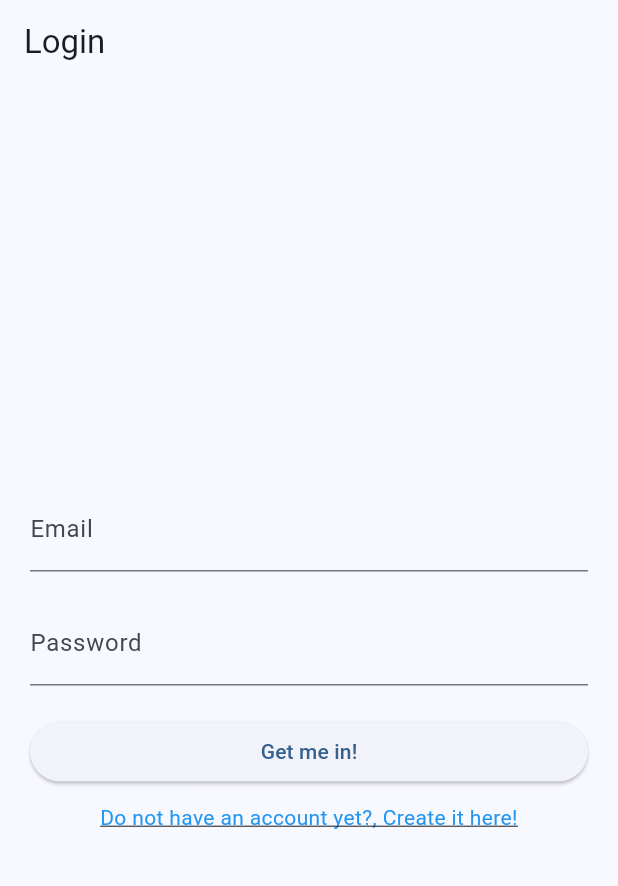
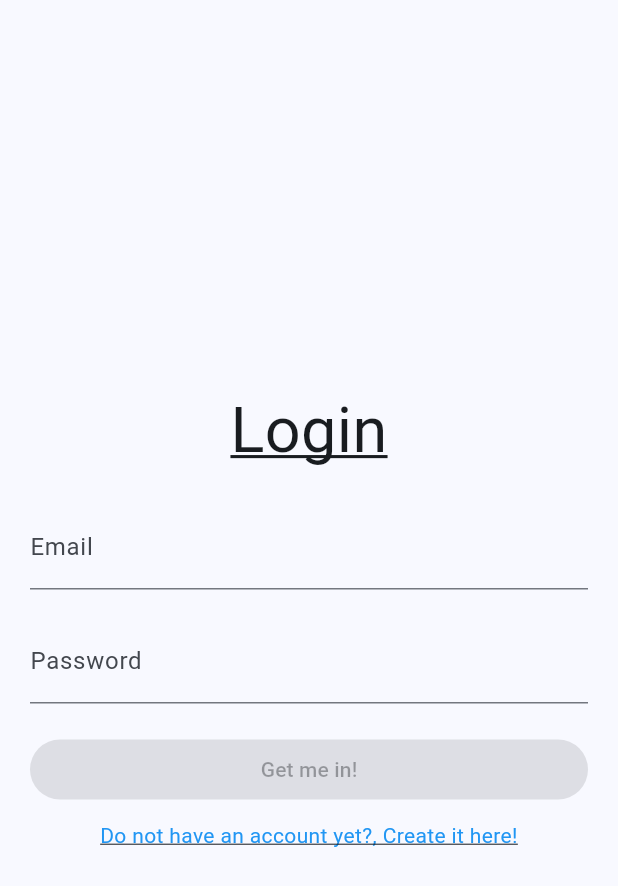
Before and after one commit to EmilioMartel/Stunet, a Flutter app: the screen it shows after launch, after a tap on "Do not have an account yet?, Create it h", after a tap on "Go back", on a phone screen of 412 x 824 dp. Shown: the top 886 px of the screen. Run offline on Flutter 3.47's test engine with Material 3 defaults, Android fonts, the phone set to English and light mode, and no system bars; our stand-ins replace flutter_dotenv, flutter_riverpod, go_router.

Commit message:
login and signin validate and show erros to user finished

```diff
--- a/lib/presentation/screens/auth/login_screen.dart
+++ b/lib/presentation/screens/auth/login_screen.dart
@@ -1,21 +1,56 @@
+
+// ignore_for_file: library_private_types_in_public_api
+
 import 'package:flutter/material.dart';
 import 'package:go_router/go_router.dart';
 
-class LoginScreen extends StatelessWidget {
+const TextStyle loginTextStyle = TextStyle(
+  fontSize: 42, // Tamaño del texto
+  fontWeight: FontWeight.w400, // Negrita
+  decorationStyle: TextDecorationStyle.solid,
+  decoration: TextDecoration.underline
+);
+
+class LoginScreen extends StatefulWidget {
   static const String name = 'login-screen';
-
 
   const LoginScreen({Key? key}) : super(key: key);
 
   @override
+  _LoginScreenState createState() => _LoginScreenState();
+}
+
+class _LoginScreenState extends State<LoginScreen> {
+  final TextEditingController emailController = TextEditingController();
+  final TextEditingController passwordController = TextEditingController();
+  bool emailError = false;
+  bool passwordError = false;
+  bool canLogin = false; // Variable para habilitar/deshabilitar el botón de inicio de sesión
+
+  void validateEmail(String value) {
+    setState(() {
+      emailError = !value.contains("@alu.ulpgc.es");
+      checkCanLogin(); // Verificar si se puede iniciar sesión
+    });
+  }
+
+  void validatePassword(String value) {
+    setState(() {
+      passwordError = value.length < 6;
+      checkCanLogin(); // Verificar si se puede iniciar sesión
+    });
+  }
+
+  // Función para verificar si se puede iniciar sesión
+  void checkCanLogin() {
+    setState(() {
+      canLogin = !emailError && !passwordError && passwordController.text.length >= 6 ;
+    });
+  }
+
+  @override
   Widget build(BuildContext context) {
-    TextEditingController emailController = TextEditingController();
-    TextEditingController passwordController = TextEditingController();
-
     return Scaffold(
-      appBar: AppBar(
-        title: const Text('Login'),
-      ),
       body: Padding(
         padding: const EdgeInsets.all(20.0),
         child: Center(
@@ -23,47 +58,52 @@ class LoginScreen extends StatelessWidget {
             mainAxisAlignment: MainAxisAlignment.center,
             crossAxisAlignment: CrossAxisAlignment.stretch,
             children: [
+              const Text(
+                'Login',
+                style: loginTextStyle,
+                textAlign: TextAlign.center,
+              ),
+              const SizedBox(height: 20),
               TextField(
                 controller: emailController,
-                decoration: const InputDecoration(labelText: 'Email'),
+                decoration: InputDecoration(
+                  labelText: 'Email',
+                  errorText: emailError ? 'Email must be @alu.ulpgc.es' : null,
+                  errorBorder: const OutlineInputBorder(
+                    borderSide: BorderSide(color: Colors.red),
+                  ),
+                ),
+                onChanged: validateEmail,
+                onEditingComplete: () => validateEmail(emailController.text),
               ),
               const SizedBox(height: 20),
               TextField(
                 controller: passwordController,
                 obscureText: true,
-                decoration: const InputDecoration(labelText: 'Password'),
+                decoration: InputDecoration(
+                  labelText: 'Password',
+                  errorText: passwordError ? 'Length of password must be >= 6' : null,
+                  errorBorder: const OutlineInputBorder(
+                    borderSide: BorderSide(color: Colors.red),
+                  ),
+                ),
+                onChanged: validatePassword,
+                onEditingComplete: () => validatePassword(passwordController.text),
               ),
               const SizedBox(height: 20),
               ElevatedButton(
-                onPressed: () {
-                  // Captura el valor del correo electrónico y la contraseña
-                  String email = emailController.text;
-                  String password = passwordController.text;
-
-                  // Verifica si el correo electrónico contiene el dominio "@alu.ulpgc.es"
-                  if (!email.contains("@alu.ulpgc.es")) {
-                    ScaffoldMessenger.of(context).showSnackBar(
-                      const SnackBar(content: Text('Email must be @alu.ulpgc.es')),
-                    );
-                    return; // Detiene la ejecución del resto del código
-                  }
-
-                  // Verifica si la contraseña tiene una longitud mínima de 6 caracteres
-                  if (password.length < 6) {
-                    ScaffoldMessenger.of(context).showSnackBar(
-                      const SnackBar(content: Text('Length of password must be >= 6')),
-                    );
-                    return; // Detiene la ejecución del resto del código
-                  }
-                  // Acción al presionar el botón de iniciar sesión
-                  GoRouter.of(context).go('/main');
-                },
+                onPressed: canLogin // Solo habilita el botón si los campos están validados
+                    ? () {
+                        // Your login logic here
+                        GoRouter.of(context).go('/main');
+                      }
+                    : null,
                 child: const Text('Get me in!'),
               ),
               const SizedBox(height: 10),
               GestureDetector(
                 onTap: () {
-                  // Acción al presionar el texto de registro
+                  // Action when tapping on the registration text
                   GoRouter.of(context).go('/signin');
                 },
                 child: const Text(
--- a/lib/presentation/screens/auth/signin_screen.dart
+++ b/lib/presentation/screens/auth/signin_screen.dart
@@ -7,7 +7,6 @@ class SignInScreen extends StatefulWidget {
   const SignInScreen({Key? key}) : super(key: key);
 
   @override
-  // ignore: library_private_types_in_public_api
   _SignInScreenState createState() => _SignInScreenState();
 }
 
@@ -17,11 +16,22 @@ class _SignInScreenState extends State<SignInScreen> {
   TextEditingController surnameController = TextEditingController();
   TextEditingController emailController = TextEditingController();
   TextEditingController passwordController = TextEditingController();
+  TextEditingController confirmPasswordController = TextEditingController();
   bool isPublic = false;
   TextEditingController birthdayController = TextEditingController();
   TextEditingController schoolController = TextEditingController();
   TextEditingController gradeController = TextEditingController();
   TextEditingController statusController = TextEditingController();
+
+  bool nameError = false;
+  bool surnameError = false;
+  bool emailError = false;
+  bool passwordError = false;
+  bool confirmPasswordError = false;
+  bool birthdayError = false;
+  bool schoolError = false;
+  bool gradeError = false;
+  bool statusError = false;
 
   @override
   void initState() {
@@ -56,50 +66,62 @@ class _SignInScreenState extends State<SignInScreen> {
 
   bool _validateFirstPage() {
     String name = nameController.text;
-    String surname = nameController.text;
+    String surname = surnameController.text;
     String email = emailController.text;
 
+    setState(() {
+      nameError = name.isEmpty;
+      surnameError = surname.isEmpty;
+      emailError = email.isEmpty || !email.endsWith('@alu.ulpgc.es');
+    });
 
-    if (email.isNotEmpty && !email.endsWith('@alu.ulpgc.es')) {
-      ScaffoldMessenger.of(context).showSnackBar(
-        const SnackBar(content: Text('Please enter a valid @alu.ulpgc.es email')),
-      );
-      return false;
-    }
-
-    if(name.isEmpty || surname.isEmpty || email.isEmpty){
-      ScaffoldMessenger.of(context).showSnackBar(
-        const SnackBar(content: Text('Please fill all inputs')),
-      );
-      return false;
-    }
-
-    return true;
-
+    return !nameError && !surnameError && !emailError;
   }
 
   bool _validateSecondPage() {
-    if (birthdayController.text.isEmpty ||
-        schoolController.text.isEmpty ||
-        gradeController.text.isEmpty ||
-        statusController.text.isEmpty){
-        ScaffoldMessenger.of(context).showSnackBar(
-          const SnackBar(content: Text('Please fill all inputs')),
-        );
-        return false;
-    }
-    return true;
+    String birthday = birthdayController.text;
+    String school = schoolController.text;
+    String grade = gradeController.text;
+    String status = statusController.text;
+
+    setState(() {
+      birthdayError = birthday.isEmpty;
+      schoolError = school.isEmpty;
+      gradeError = grade.isEmpty;
+      statusError = status.isEmpty;
+    });
+
+    return !birthdayError && !schoolError && !gradeError && !statusError;
   }
 
   bool _validateThirdPage() {
-    return passwordController.text.isNotEmpty &&
-        passwordController.text == confirmPasswordController.text &&
-        passwordController.text.length >= 6;
+    String password = passwordController.text;
+    String confirmPassword = confirmPasswordController.text;
 
+    setState(() {
+      passwordError = password.isEmpty || password.length < 6;
+      confirmPasswordError = confirmPassword.isEmpty || confirmPassword != password;
+    });
+
+    return !passwordError && !confirmPasswordError;
   }
 
   void previousPage() {
     _pageController.previousPage(duration: const Duration(milliseconds: 300), curve: Curves.ease);
+  }
+
+  Future<void> _selectDate(BuildContext context) async {
+    final DateTime? pickedDate = await showDatePicker(
+      context: context,
+      initialDate: DateTime.now(),
+      firstDate: DateTime(1900),
+      lastDate: DateTime.now(),
+    );
+    if (pickedDate != null) {
+      setState(() {
+        birthdayController.text = pickedDate.toString().split(' ')[0];
+      });
+    }
   }
 
   @override
@@ -126,22 +148,31 @@ class _SignInScreenState extends State<SignInScreen> {
         children: [
           TextField(
             controller: nameController,
-            decoration: const InputDecoration(labelText: 'Name'),
+            decoration: InputDecoration(
+              labelText: 'Name',
+              errorText: nameError ? 'Please enter your name' : null,
+            ),
           ),
           TextField(
             controller: surnameController,
-            decoration: const InputDecoration(labelText: 'Surname'),
+            decoration: InputDecoration(
+              labelText: 'Surname',
+              errorText: surnameError ? 'Please enter your surname' : null,
+            ),
           ),
           TextField(
             controller: emailController,
-            decoration: const InputDecoration(labelText: 'Email'),
+            decoration: InputDecoration(
+              labelText: 'Email',
+              errorText: emailError ? 'Please enter a valid @alu.ulpgc.es email' : null,
+            ),
           ),
           const SizedBox(height: 20),
           Row(
             mainAxisAlignment: MainAxisAlignment.spaceBetween,
             children: [
               ElevatedButton(
-                onPressed: (){
+                onPressed: () {
                   GoRouter.of(context).go('/');
                 },
                 child: const Text('Go back'),
@@ -174,19 +205,34 @@ class _SignInScreenState extends State<SignInScreen> {
           ),
           TextField(
             controller: birthdayController,
-            decoration: const InputDecoration(labelText: 'Birthday'),
+            decoration: InputDecoration(
+              labelText: 'Birthday',
+              errorText: birthdayError ? 'Please enter your birthday' : null,
+            ),
+            onTap: () {
+              _selectDate(context);
+            },
           ),
           TextField(
             controller: schoolController,
-            decoration: const InputDecoration(labelText: 'School'),
+            decoration: InputDecoration(
+              labelText: 'School',
+              errorText: schoolError ? 'Please enter your school' : null,
+            ),
           ),
           TextField(
             controller: gradeController,
-            decoration: const InputDecoration(labelText: 'Grade'),
+            decoration: InputDecoration(
+              labelText: 'Grade',
+              errorText: gradeError ? 'Please enter your grade' : null,
+            ),
           ),
           TextField(
             controller: statusController,
-            decoration: const InputDecoration(labelText: 'Status (Single, Couple, IDK)'),
+            decoration: InputDecoration(
+              labelText: 'Status (Single, Couple, IDK)',
+              errorText: statusError ? 'Please enter your status' : null,
+            ),
           ),
           const SizedBox(height: 20),
           Row(
@@ -207,8 +253,6 @@ class _SignInScreenState extends State<SignInScreen> {
     );
   }
 
-  TextEditingController confirmPasswordController = TextEditingController();
-
   Widget _buildThirdPage() {
     return Padding(
       padding: const EdgeInsets.all(20.0),
@@ -218,12 +262,18 @@ class _SignInScreenState extends State<SignInScreen> {
           TextField(
             controller: passwordController,
             obscureText: true,
-            decoration: const InputDecoration(labelText: 'Password'),
+            decoration: InputDecoration(
+              labelText: 'Password',
+              errorText: passwordError ? 'Please enter a password with at least 6 characters' : null,
+            ),
           ),
           TextField(
             controller: confirmPasswordController,
             obscureText: true,
-            decoration: const InputDecoration(labelText: 'Confirm Password'),
+            decoration: InputDecoration(
+              labelText: 'Confirm Password',
+              errorText: confirmPasswordError ? 'Passwords do not match' : null,
+            ),
           ),
           const SizedBox(height: 20),
           Row(
--- a/lib/presentation/screens/stunet/chat_screen.dart
+++ b/lib/presentation/screens/stunet/chat_screen.dart
@@ -9,6 +9,8 @@ class ChatScreen extends StatelessWidget {
 
   @override
   Widget build(BuildContext context) {
-    return const Placeholder();
+    return const Center(
+      child: Text('Chat'),
+    );
   }
 }
--- a/lib/presentation/screens/stunet/discover_screen.dart
+++ b/lib/presentation/screens/stunet/discover_screen.dart
@@ -8,6 +8,8 @@ class DiscoverScreen extends StatelessWidget {
 
   @override
   Widget build(BuildContext context) {
-    return const Placeholder();
+    return const Center(
+      child:  Text('Discover'),
+    );
   }
 }
--- a/lib/presentation/screens/stunet/home_screen.dart
+++ b/lib/presentation/screens/stunet/home_screen.dart
@@ -7,6 +7,8 @@ class HomeScreen extends StatelessWidget {
 
   @override
   Widget build(BuildContext context) {
-    return const Placeholder();
+    return const Center(
+      child:  Text('Home'),
+    );
   }
 }
--- a/lib/presentation/screens/stunet/profile_screen.dart
+++ b/lib/presentation/screens/stunet/profile_screen.dart
@@ -8,6 +8,8 @@ class ProfileScreen extends StatelessWidget {
 
   @override
   Widget build(BuildContext context) {
-    return const Placeholder();
+    return const Center(
+      child:  Text('Profile'),
+    );
   }
 }
--- a/lib/presentation/screens/stunet/search_screen.dart
+++ b/lib/presentation/screens/stunet/search_screen.dart
@@ -9,6 +9,8 @@ class SearchScreen extends StatelessWidget {
 
   @override
   Widget build(BuildContext context) {
-    return const Placeholder();
+    return const Center(
+      child:  Text('Search'),
+    );
   }
 }
```
